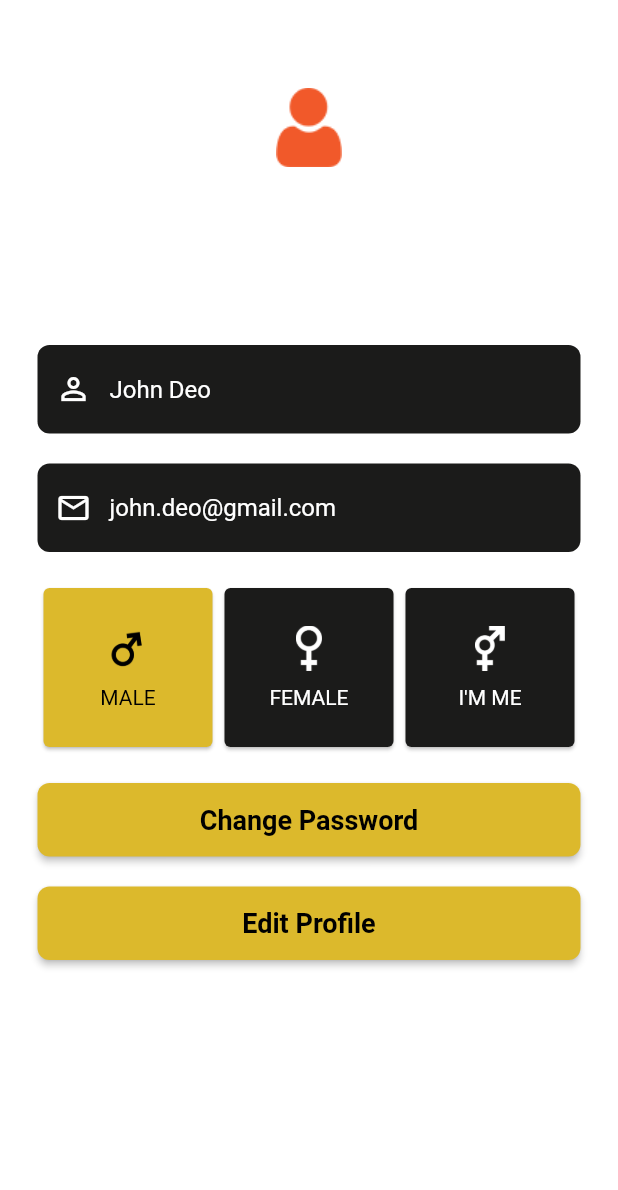
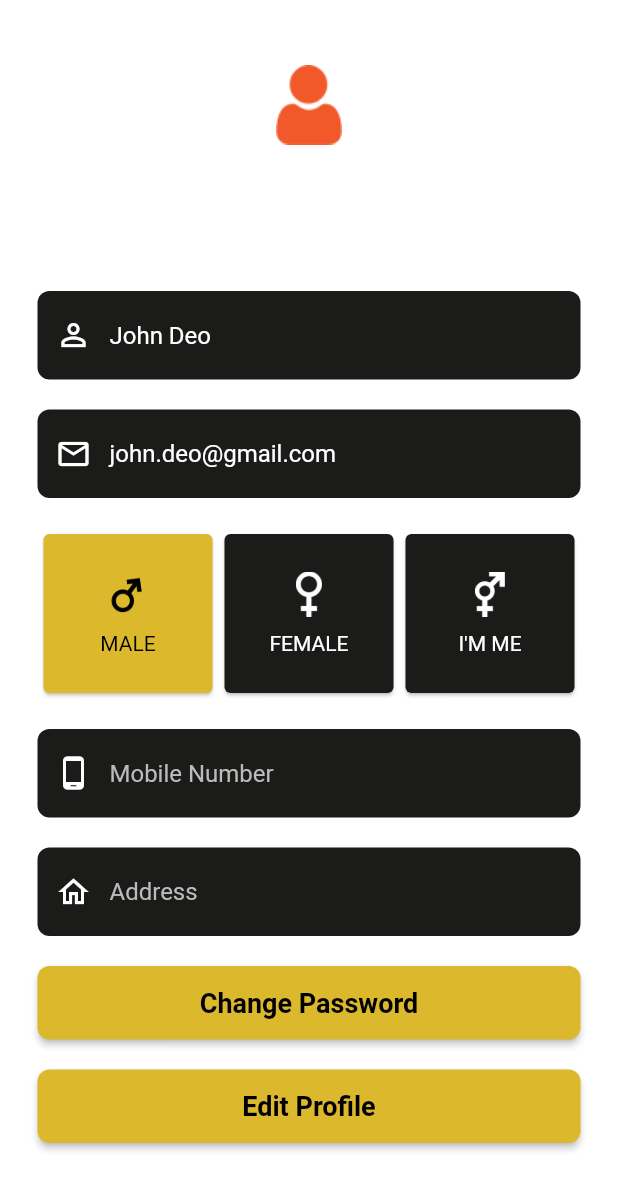
Before and after one commit to hkbullar/elite_provider, a Flutter app: the ProfileScreen screen opened directly, on a phone screen of 412 x 824 dp. Shown: the top 1190 px of the screen. Run offline on Flutter 3.47's test engine with Material 2 defaults, Android fonts, the phone set to English and light mode, and no system bars; our stand-ins replace image_picker, sliding_sheet.

Commit message:
UI Integration

```diff
--- a/lib/dashboard/ProfileScreen.dart
+++ b/lib/dashboard/ProfileScreen.dart
@@ -2,6 +2,7 @@
 import 'package:elite_provider/global/AppColours.dart';
 import 'package:elite_provider/global/CommonWidgets.dart';
 import 'package:elite_provider/global/Constants.dart';
+import 'package:elite_provider/screens/ChangePasswordScreen.dart';
 import 'package:flutter/cupertino.dart';
 import 'package:flutter/material.dart';
 
@@ -14,6 +15,8 @@ class ProfileScreen extends StatefulWidget
 
 class _ProfileScreenState extends State<ProfileScreen> {
   var _nameController = TextEditingController();
+  var _mobileController = TextEditingController();
+  var _addressController = TextEditingController();
   int maleBoxVal=0;
 
   var editButtonPressed=false;
@@ -23,7 +26,6 @@ class _ProfileScreenState extends State<ProfileScreen> {
     setState(() {
       _nameController.text="John Deo";
     });
-
     super.initState();
   }
   @override
@@ -40,18 +42,18 @@ class _ProfileScreenState extends State<ProfileScreen> {
               child: Column(
                 children: [
                   Container(
-                    width: 130,
-                    height: 130,
+                    width: 100,
+                    height: 100,
                     decoration: new BoxDecoration(
                         shape: BoxShape.circle,
-                        border: Border.all(color: AppColours.white,width: 6),
+                        border: Border.all(color: AppColours.white,width: 4),
                         image: DecorationImage(
                           image: AssetImage("assets/images/ic_profile.png"),
                         )
                     ),
                   ),
                   editButtonPressed?FractionalTranslation(
-                      translation: Offset(1.5,-2.3),
+                      translation: Offset(1.1,-2.0),
                       child: Container(
                           child: Icon(Icons.camera_alt_outlined,size: 20,color: AppColours.black,),
                           width:40,
@@ -62,8 +64,8 @@ class _ProfileScreenState extends State<ProfileScreen> {
                   SizedBox(height: editButtonPressed?0:35),
 
                   FractionalTranslation(
-                      translation: Offset(0,-0.5),
-                      child: Text("John Deo",style: TextStyle(fontSize: 30,fontWeight: FontWeight.bold,color: AppColours.white),)),
+                      translation: Offset(0,-0.6),
+                      child: Text("John Deo",style: TextStyle(fontSize: 25,fontWeight: FontWeight.bold,color: AppColours.white),)),
                 ],
               ),
             ),
@@ -164,6 +166,22 @@ class _ProfileScreenState extends State<ProfileScreen> {
                     ],
                   ),
                   SizedBox(height: 20),
+                  TextFormField(
+                    enabled: editButtonPressed?true:false,
+                    textInputAction: TextInputAction.next,
+                    controller: _mobileController,
+                    style: TextStyle(color: Colors.white),
+                    decoration: CommonWidgets.loginFormDecoration("Mobile Number",Icons.phone_android_outlined),
+                  ),
+                  SizedBox(height: 20),
+                  TextFormField(
+                    enabled: editButtonPressed?true:false,
+                    textInputAction: TextInputAction.next,
+                    controller: _addressController,
+                    style: TextStyle(color: Colors.white),
+                    decoration: CommonWidgets.loginFormDecoration("Address",Icons.home_outlined),
+                  ),
+                  SizedBox(height: 20),
                   Row(
                     children: [
                       Expanded(
@@ -173,7 +191,7 @@ class _ProfileScreenState extends State<ProfileScreen> {
                             color: AppColours.golden_button_bg,
                             child: Text("Change Password",style: TextStyle(color: AppColours.black,fontWeight: FontWeight.bold,fontSize: 18),),
                             onPressed: (){
-                              //Navigator.push(context, MaterialPageRoute(builder: (BuildContext context) => ChangePasswordScreen()));
+                              Navigator.push(context, MaterialPageRoute(builder: (BuildContext context) => ChangePasswordScreen()));
                             }),
                       ),
                     ],
@@ -195,6 +213,7 @@ class _ProfileScreenState extends State<ProfileScreen> {
                       ),
                     ],
                   ),
+                  SizedBox(height: 20),
                 ],
               ),
             )
--- a/lib/main.dart
+++ b/lib/main.dart
@@ -1,5 +1,5 @@
 
-import 'package:elite_provider/dashboard/DashBoardScreen.dart';
+import 'package:elite_provider/loginpages/SplashScreen.dart';
 import 'package:flutter/material.dart';
 
 
@@ -14,7 +14,7 @@ class MyApp extends StatelessWidget {
     return MaterialApp(
       title: 'ELITE',
       theme: ThemeData(primarySwatch: Colors.grey),
-      home: DashBoardScreen(),
+      home: SplashScreen(),
       //home: HireGuardScreen(),
     );
   }
```
Also changed, not shown: lib/dashboard/HomeScreen.dart (+30 -50 lines), lib/dashboard/JobsScreen.dart (+10 -2 lines), lib/global/CommonWidgets.dart (+13 -2 lines), lib/screens/ChangePasswordScreen.dart (added, +103 -0 lines).
